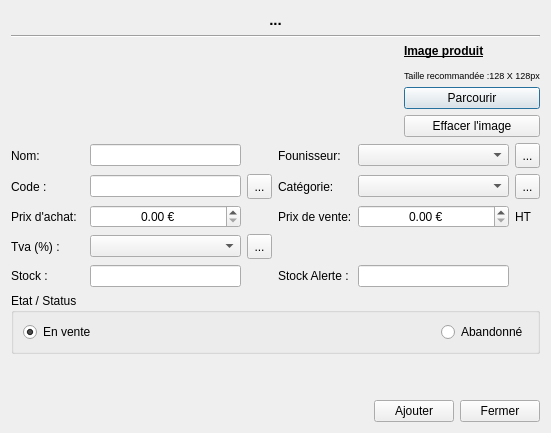
Old version of the form src/dialogproduct.ui in the repository cfdev/mcercle.
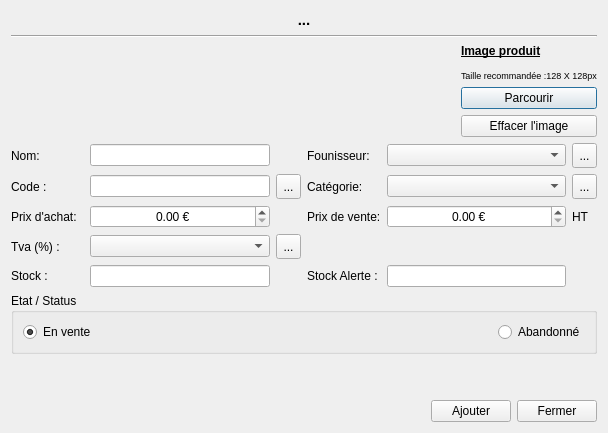
New version of the form. Icons and pictures are not drawn.

Commit message: Taille du dialogproduct.ui

The edit to the form file:
```diff
--- a/src/dialogproduct.ui
+++ b/src/dialogproduct.ui
@@ -6,7 +6,7 @@
    <rect>
     <x>0</x>
     <y>0</y>
-    <width>551</width>
+    <width>608</width>
     <height>433</height>
    </rect>
   </property>
```
